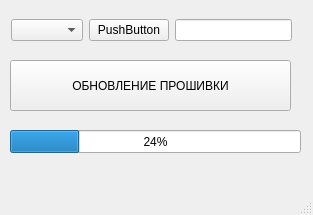
Before: the Qt Designer form Sender/mainwindow.ui in GlebZigert/CRC32, drawn with Qt 5.
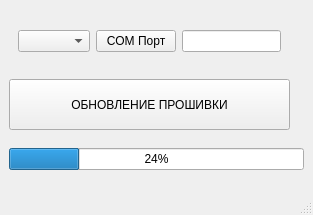
After: the same form once the commit is applied.

Diff of the .ui file:
```diff
--- a/Sender/mainwindow.ui
+++ b/Sender/mainwindow.ui
@@ -10,31 +10,54 @@
     <height>215</height>
    </rect>
   </property>
+  <property name="sizePolicy">
+   <sizepolicy hsizetype="Fixed" vsizetype="Fixed">
+    <horstretch>0</horstretch>
+    <verstretch>0</verstretch>
+   </sizepolicy>
+  </property>
+  <property name="minimumSize">
+   <size>
+    <width>313</width>
+    <height>215</height>
+   </size>
+  </property>
+  <property name="maximumSize">
+   <size>
+    <width>313</width>
+    <height>215</height>
+   </size>
+  </property>
   <property name="windowTitle">
    <string>MainWindow</string>
   </property>
   <widget class="QWidget" name="centralwidget">
-   <widget class="QPushButton" name="pushButton">
-    <property name="geometry">
-     <rect>
-      <x>10</x>
-      <y>60</y>
-      <width>281</width>
-      <height>51</height>
-     </rect>
-    </property>
-    <property name="text">
-     <string>ОБНОВЛЕНИЕ ПРОШИВКИ</string>
-    </property>
-   </widget>
+   <property name="sizePolicy">
+    <sizepolicy hsizetype="Fixed" vsizetype="Fixed">
+     <horstretch>0</horstretch>
+     <verstretch>0</verstretch>
+    </sizepolicy>
+   </property>
+   <layout class="QVBoxLayout" name="verticalLayout">
+    <item>
    <widget class="QWidget" name="widget" native="true">
-    <property name="geometry">
-     <rect>
-      <x>11</x>
-      <y>10</y>
+      <property name="sizePolicy">
+       <sizepolicy hsizetype="Preferred" vsizetype="Fixed">
+        <horstretch>0</horstretch>
+        <verstretch>0</verstretch>
+       </sizepolicy>
+      </property>
+      <property name="minimumSize">
+       <size>
       <width>281</width>
-      <height>41</height>
-     </rect>
+        <height>0</height>
+       </size>
+      </property>
+      <property name="maximumSize">
+       <size>
+        <width>281</width>
+        <height>16777215</height>
+       </size>
     </property>
     <layout class="QHBoxLayout" name="horizontalLayout">
      <item>
@@ -43,7 +66,7 @@
      <item>
       <widget class="QPushButton" name="OpenPort">
        <property name="text">
-        <string>PushButton</string>
+          <string>COM Порт</string>
        </property>
       </widget>
      </item>
@@ -52,19 +75,40 @@
      </item>
     </layout>
    </widget>
+    </item>
+    <item>
+     <widget class="QPushButton" name="pushButton">
+      <property name="sizePolicy">
+       <sizepolicy hsizetype="Expanding" vsizetype="Fixed">
+        <horstretch>0</horstretch>
+        <verstretch>0</verstretch>
+       </sizepolicy>
+      </property>
+      <property name="minimumSize">
+       <size>
+        <width>281</width>
+        <height>51</height>
+       </size>
+      </property>
+      <property name="maximumSize">
+       <size>
+        <width>51</width>
+        <height>16777215</height>
+       </size>
+      </property>
+      <property name="text">
+       <string>ОБНОВЛЕНИЕ ПРОШИВКИ</string>
+      </property>
+     </widget>
+    </item>
+    <item>
    <widget class="QProgressBar" name="progressBar">
-    <property name="geometry">
-     <rect>
-      <x>10</x>
-      <y>130</y>
-      <width>291</width>
-      <height>23</height>
-     </rect>
-    </property>
     <property name="value">
      <number>24</number>
     </property>
    </widget>
+    </item>
+   </layout>
   </widget>
   <widget class="QMenuBar" name="menubar">
    <property name="geometry">
```
Lines whose indentation alone changed are shown as unchanged.
